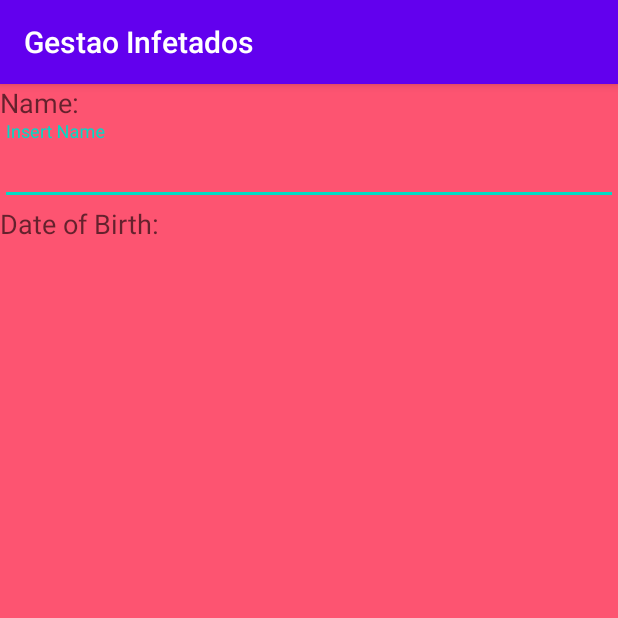
After one commit to DanielSiob/Gestao_Infetados, an Android app: the Add_Patient_Data screen opened directly, with no data from a screen before it, on a phone screen of 412 x 824 dp, the top half of it. The commit adds this screen. Run offline under Robolectric (Android 15) with nearby library versions, the phone set to English and light mode, and no system bars.

Commit message:
Adição da atividade de dados do paciente alteração dos nomes dos id

```diff
--- a/app/src/main/AndroidManifest.xml
+++ b/app/src/main/AndroidManifest.xml
@@ -9,7 +9,8 @@
         android:roundIcon="@mipmap/ic_launcher_round"
         android:supportsRtl="true"
         android:theme="@style/AppTheme">
-        <activity android:name=".Add_Professional_Data"></activity>
+        <activity android:name=".Add_Patient_Data"></activity>
+        <activity android:name=".Add_Professional_Data" />
         <activity android:name=".MainActivity">
             <intent-filter>
                 <action android:name="android.intent.action.MAIN" />
--- /dev/null
+++ b/app/src/main/java/com/example/gestaoinfetados/Add_Patient_Data.java
@@ -0,0 +1,14 @@
+package com.example.gestaoinfetados;
+
+import androidx.appcompat.app.AppCompatActivity;
+
+import android.os.Bundle;
+
+public class Add_Patient_Data extends AppCompatActivity {
+
+    @Override
+    protected void onCreate(Bundle savedInstanceState) {
+        super.onCreate(savedInstanceState);
+        setContentView(R.layout.activity_add__patient__data);
+    }
+}
--- /dev/null
+++ b/app/src/main/res/layout/activity_add__patient__data.xml
@@ -0,0 +1,35 @@
+<?xml version="1.0" encoding="utf-8"?>
+<LinearLayout xmlns:android="http://schemas.android.com/apk/res/android"
+    xmlns:app="http://schemas.android.com/apk/res-auto"
+    xmlns:tools="http://schemas.android.com/tools"
+    android:layout_width="match_parent"
+    android:layout_height="match_parent"
+    android:background="#FD5471"
+    android:orientation="vertical"
+    tools:context=".Add_Patient_Data">
+
+    <TextView
+        android:id="@+id/textViewNamePatient"
+        android:layout_width="match_parent"
+        android:layout_height="wrap_content"
+        android:text="Name:"
+        android:textAppearance="@style/TextAppearance.AppCompat.Medium" />
+
+    <com.google.android.material.textfield.TextInputLayout
+        android:layout_width="match_parent"
+        android:layout_height="match_parent">
+
+        <com.google.android.material.textfield.TextInputEditText
+            android:layout_width="match_parent"
+            android:layout_height="wrap_content"
+            android:hint="Insert Name" />
+
+        <TextView
+            android:id="@+id/textView10"
+            android:layout_width="wrap_content"
+            android:layout_height="wrap_content"
+            android:text="Date of Birth:"
+            android:textAppearance="@style/TextAppearance.AppCompat.Medium" />
+
+    </com.google.android.material.textfield.TextInputLayout>
+</LinearLayout>
--- a/app/src/main/res/layout/activity_add__professional__data.xml
+++ b/app/src/main/res/layout/activity_add__professional__data.xml
@@ -9,7 +9,7 @@
     tools:context=".Add_Professional_Data">
 
     <TextView
-        android:id="@+id/textView2"
+        android:id="@+id/textViewNameProfessional"
         android:layout_width="match_parent"
         android:layout_height="wrap_content"
         android:text="Name:"
@@ -26,7 +26,7 @@
     </com.google.android.material.textfield.TextInputLayout>
 
     <TextView
-        android:id="@+id/textView3"
+        android:id="@+id/textViewDateOfBirthProfessional"
         android:layout_width="match_parent"
         android:layout_height="wrap_content"
         android:text="Date of Birth"
@@ -43,7 +43,7 @@
     </com.google.android.material.textfield.TextInputLayout>
 
     <TextView
-        android:id="@+id/textView4"
+        android:id="@+id/textViewWorkingSectionProfessional"
         android:layout_width="match_parent"
         android:layout_height="wrap_content"
         android:text="Working Section"
```
